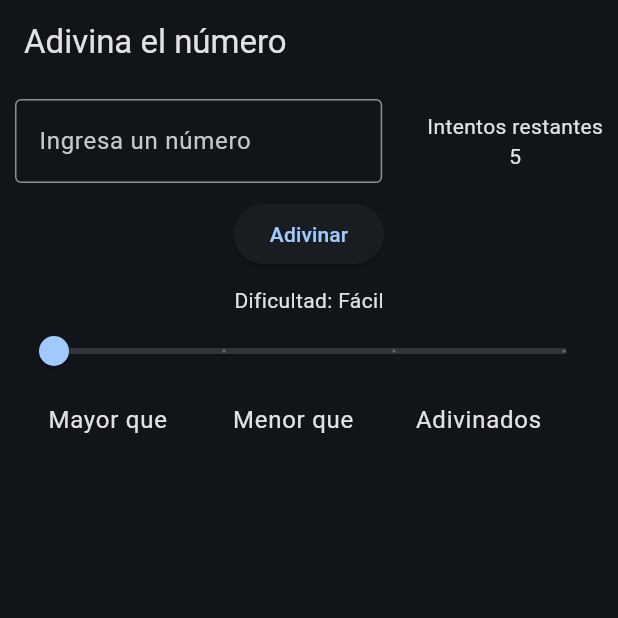
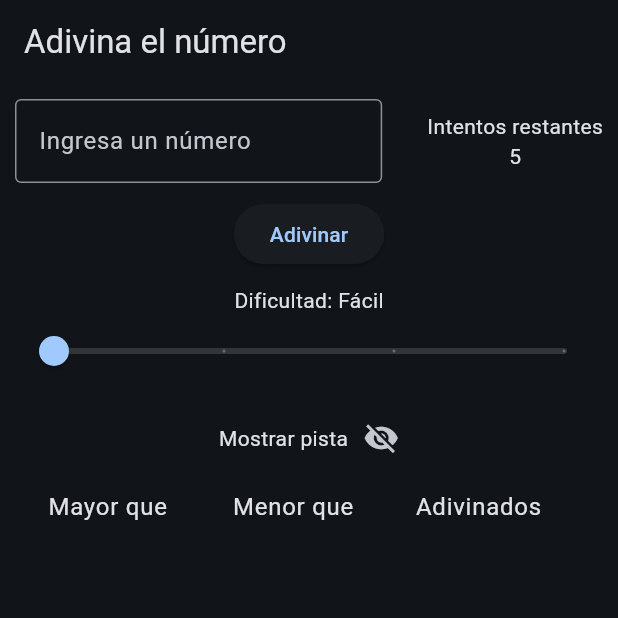
Before and after one commit to Brunox117/guess_number_game, a Flutter app: the screen it shows after launch, on a phone screen of 412 x 824 dp, the top half of it. Run offline on Flutter 3.47's test engine with Material 3 defaults, Android fonts, the phone set to English and light mode, and no system bars.

Commit message:
Se optimiza el codigo creando un mapa de configuracion ademas para mejorar la UX se agrega una pista para que el usuario sepa el rango de numeros posibles

```diff
--- a/lib/views/home_view.dart
+++ b/lib/views/home_view.dart
@@ -15,15 +15,21 @@ class GameView extends StatefulWidget {
 class _GameViewState extends State<GameView> {
   int triesLeft = 0;
   String currentNumber = '';
-  String difficultyText = 'Fácil';
   int numberToGuess = 5;
-  int maxNumber = 10;
   double sliderValue = 1;
   List<int> moreThanList = [];
   List<int> lessThanList = [];
+  bool showHint = false;
   List<WinningNumbers> winningList = [];
   TextEditingController controller = TextEditingController();
   String? errorText;
+
+  static const Map<int, Map<String, dynamic>> difficultyConfig = {
+    1: {'maxNumber': 10, 'tries': 5, 'difficulty': 'Fácil'},
+    2: {'maxNumber': 20, 'tries': 8, 'difficulty': 'Medio'},
+    3: {'maxNumber': 100, 'tries': 15, 'difficulty': 'Avanzado'},
+    4: {'maxNumber': 1000, 'tries': 25, 'difficulty': 'Extremo'},
+  };
 
   @override
   void initState() {
@@ -32,24 +38,10 @@ class _GameViewState extends State<GameView> {
   }
 
   void newGame() {
+    final config = difficultyConfig[sliderValue.toInt()]!;
     final random = Random();
-    if (sliderValue == 1) {
-      numberToGuess = random.nextInt(10) + 1;
-      triesLeft = 5;
-      difficultyText = 'Fácil';
-    } else if (sliderValue == 2) {
-      numberToGuess = random.nextInt(20) + 1;
-      triesLeft = 8;
-      difficultyText = 'Medio';
-    } else if (sliderValue == 3) {
-      numberToGuess = random.nextInt(100) + 1;
-      triesLeft = 15;
-      difficultyText = 'Avanzado';
-    } else if (sliderValue == 4) {
-      numberToGuess = random.nextInt(1000) + 1;
-      triesLeft = 25;
-      difficultyText = 'Extremo';
-    }
+    numberToGuess = random.nextInt(config['maxNumber']!) + 1;
+    triesLeft = config['tries']!;
     moreThanList.clear();
     lessThanList.clear();
     setState(() {});
@@ -134,7 +126,9 @@ class _GameViewState extends State<GameView> {
               child: Text("Adivinar"),
             ),
             SizedBox(height: 10),
-            Text("Dificultad: $difficultyText"),
+            Text(
+              "Dificultad: ${difficultyConfig[sliderValue.toInt()]?['difficulty']}",
+            ),
             Slider(
               value: sliderValue,
               min: 1.0,
@@ -147,6 +141,29 @@ class _GameViewState extends State<GameView> {
                 });
               },
             ),
+            const SizedBox(height: 10),
+            IconButton(
+              onPressed: () {
+                setState(() {
+                  showHint = !showHint;
+                });
+              },
+              icon: Row(
+                mainAxisAlignment: MainAxisAlignment.center,
+                children: [
+                  Text("Mostrar pista"),
+                  SizedBox(width: 10),
+                  (showHint)
+                      ? Icon(Icons.remove_red_eye)
+                      : Icon(Icons.visibility_off),
+                ],
+              ),
+            ),
+            (showHint)
+                ? Text(
+                  "Número del 1 al ${difficultyConfig[sliderValue.toInt()]?['maxNumber']}",
+                )
+                : SizedBox(),
             SizedBox(height: 10),
             TablesRow(
               moreThanList: moreThanList,
```
